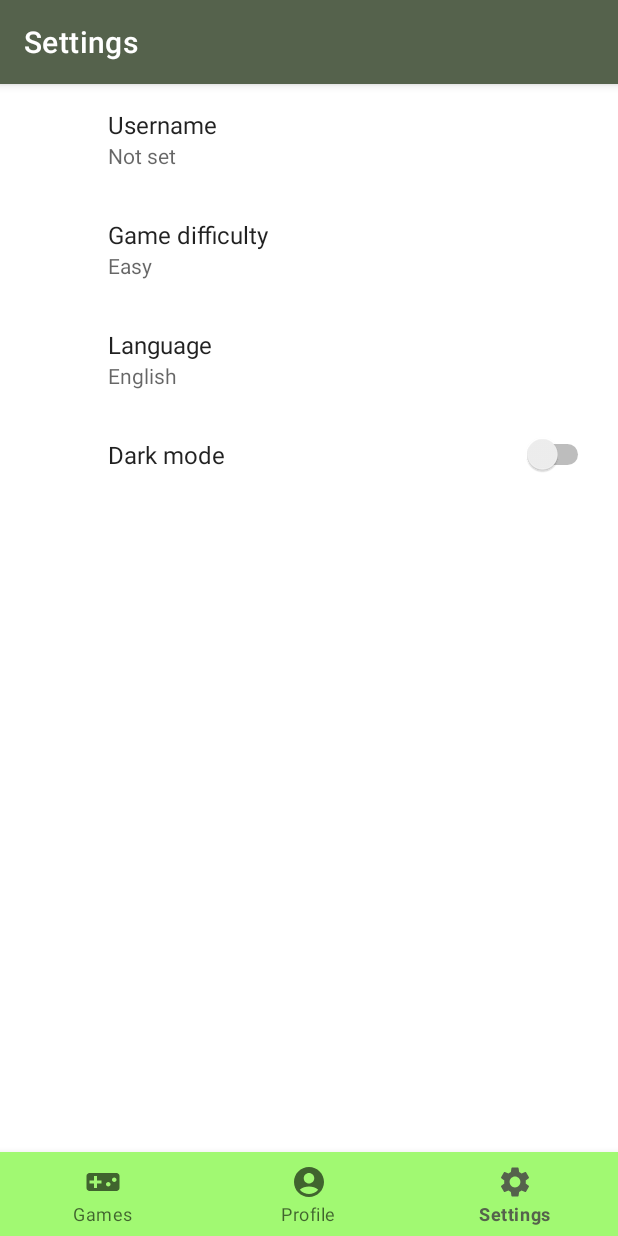
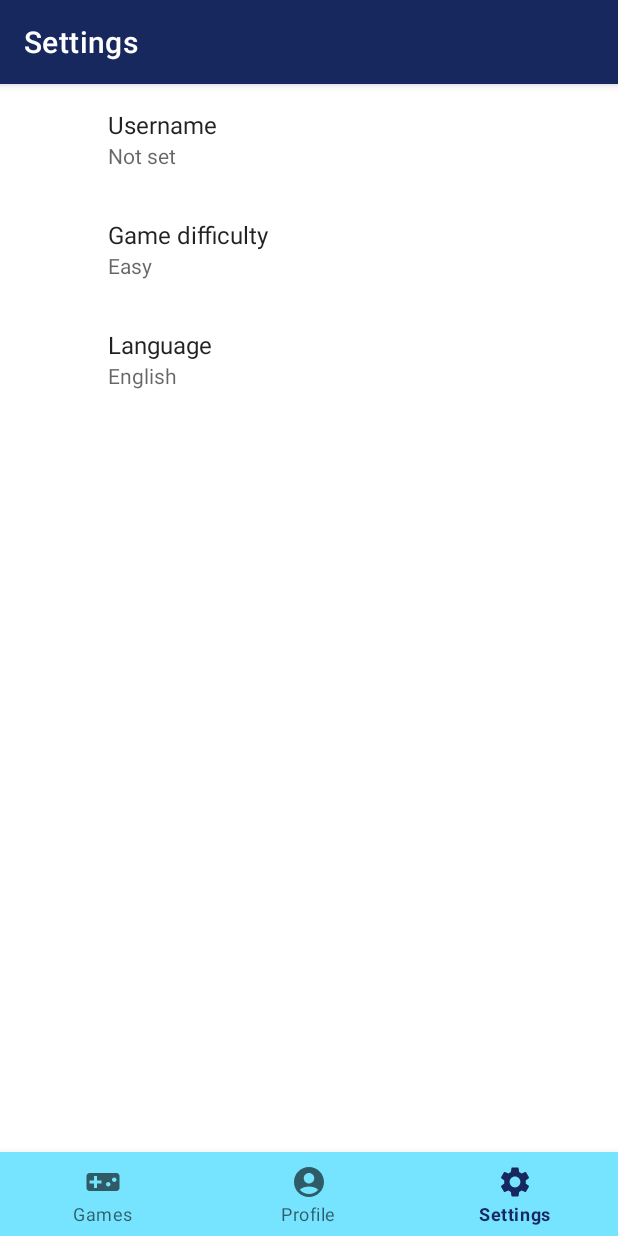
Before and after one commit to JosepDev23/PokeArcade, an Android app: the SettingsFragment screen opened through its navigation route, on a phone screen of 412 x 824 dp. Run offline under Robolectric (Android 15) with nearby library versions, the phone set to English and light mode, and no system bars; our stand-ins replace Dagger/Hilt's generated code, Room's generated code, androidx.preference, navigation-ui.

Commit message:
Css azulado

```diff
--- a/app/src/main/res/values-night/themes.xml
+++ b/app/src/main/res/values-night/themes.xml
@@ -2,11 +2,11 @@
     <!-- Base application theme. -->
     <style name="Theme.PokeArcade" parent="Theme.MaterialComponents.DayNight.NoActionBar">
         <!-- Primary brand color. -->
-        <item name="colorPrimary">@color/md_theme_light_secondary</item>
-        <item name="colorPrimaryVariant">@color/md_theme_dark_onTertiaryContainer</item>
-        <item name="colorOnPrimary">@color/md_theme_light_onPrimary</item>
-        <item name="colorPrimaryContainer">@color/md_theme_dark_onTertiaryContainer</item>
-        <item name="colorOnPrimaryContainer">@color/md_theme_light_onPrimaryContainer</item>
+        <item name="colorPrimary">@color/dark_blue</item>
+        <item name="colorPrimaryVariant">@color/dark_blue2</item>
+        <item name="colorOnPrimary">@color/light_blue</item>
+        <item name="colorPrimaryContainer">@color/light_blue</item>
+        <item name="colorOnPrimaryContainer">@color/dark_blue2</item>
         <!-- Secondary brand color. -->
         <item name="colorSecondary">@color/teal_200</item>
         <item name="colorSecondaryVariant">@color/teal_200</item>
--- a/app/src/main/res/values/themes.xml
+++ b/app/src/main/res/values/themes.xml
@@ -1,21 +1,31 @@
 <resources xmlns:tools="http://schemas.android.com/tools">
     <style name="Theme.PokeArcade" parent="Theme.MaterialComponents.Light.NoActionBar">
         <!-- Primary brand color. -->
-        <item name="colorPrimary">@color/md_theme_light_secondary</item>
-        <item name="colorPrimaryVariant">@color/md_theme_dark_onTertiaryContainer</item>
-        <item name="colorOnPrimary">@color/md_theme_light_onPrimary</item>
-        <item name="colorPrimaryContainer">@color/md_theme_dark_onTertiaryContainer</item>
-        <item name="colorOnPrimaryContainer">@color/md_theme_light_onPrimaryContainer</item>
+        <item name="colorPrimary">@color/dark_blue</item>
+        <item name="colorPrimaryVariant">@color/light_blue</item>
+        <item name="colorOnPrimary">@color/light_yellow</item>
+        <item name="colorPrimaryContainer">@color/light_blue</item>
         <!-- Secondary brand color. -->
-        <item name="colorSecondary">@color/md_theme_light_secondary</item>
-        <item name="colorSecondaryVariant">@color/md_theme_light_secondaryContainer</item>
-        <item name="colorOnSecondary">@color/md_theme_light_onPrimary</item>
-        <item name="colorSecondaryContainer">@color/md_theme_light_secondaryContainer</item>
-        <item name="colorOnSecondaryContainer">@color/md_theme_light_onSecondaryContainer</item>
+        <item name="colorOnSecondary">@color/light_yellow</item>
         <!-- Status bar color. -->
-        <item name="android:statusBarColor">?attr/colorPrimaryVariant</item>
+        <item name="android:statusBarColor">@color/dark_blue</item>
         <!-- Customize your theme here. -->
-        <item name="colorSurface">@color/md_theme_light_primaryContainer</item>
+        <item name="colorSurface">@color/light_blue</item>
+        <!-- Navigation. -->
+        <item name="android:navigationBarColor">@color/dark_blue</item>
     </style>
 
+    <!-- GamesFragment buttons. -->
+    <style name="ButtonGames" parent="Widget.MaterialComponents.Button">
+        <item name="shapeAppearance">@style/ShapeAppearanceButtonGames</item>
+        <item name="android:padding">16dp</item>
+        <item name="android:textSize">26sp</item>
+        <item name="android:textColor">@color/dark_blue</item>
+        <item name="backgroundTint">@color/dark_blue2</item>
+
+    </style>
+
+    <style name="ShapeAppearanceButtonGames" parent="">
+        <item name="cornerSize">50%</item>
+    </style>
 </resources>
--- a/app/src/main/res/xml/preferences_settings.xml
+++ b/app/src/main/res/xml/preferences_settings.xml
@@ -20,9 +20,4 @@
         android:defaultValue="en"
         android:entries="@array/language_options"
         android:entryValues="@array/language_codes"/>
-    <SwitchPreference
-        android:key="dark_mode"
-        android:title="@string/title_dark_mode_settings"
-        app:useSimpleSummaryProvider="true"
-        android:defaultValue="false"/>
 </PreferenceScreen>
```
Also changed, not shown: app/src/main/res/layout/fragment_games.xml (+4 -13 lines), app/src/main/res/values/colors.xml (+5 -65 lines).
